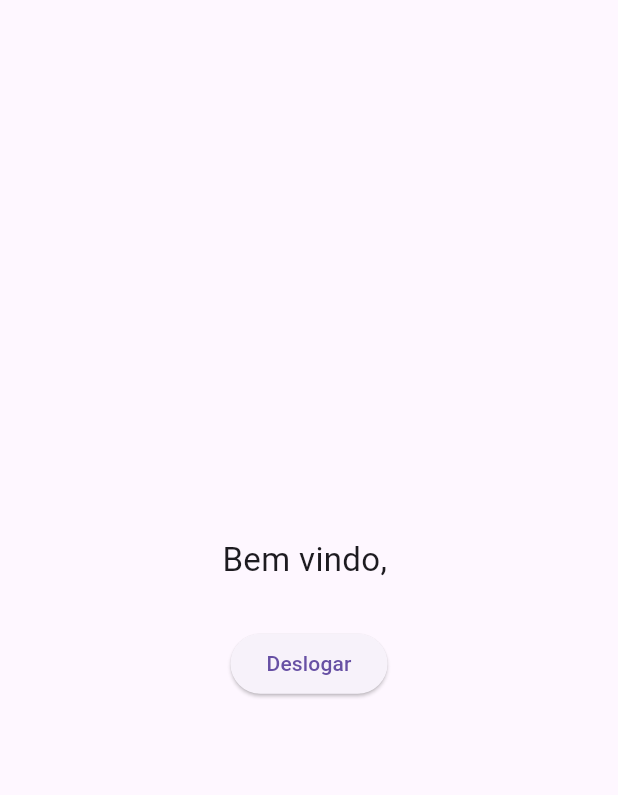
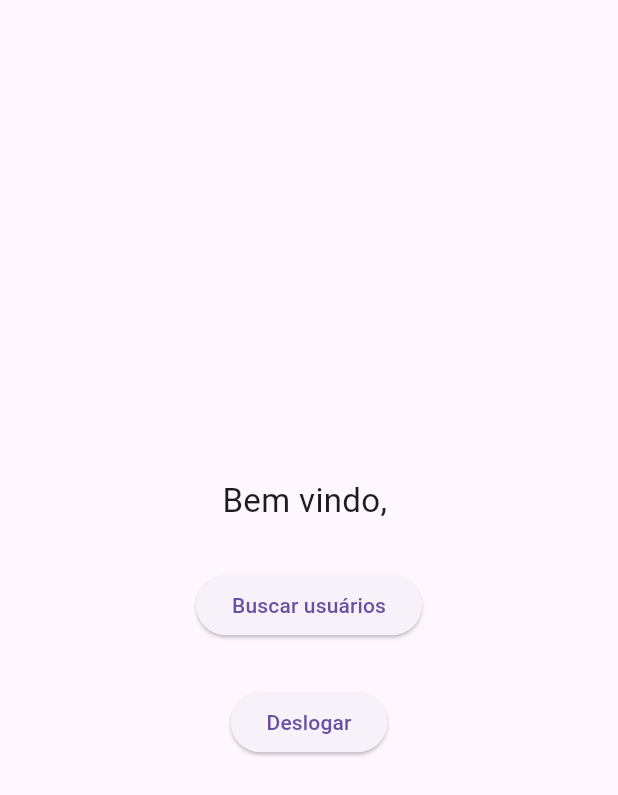
Before and after one commit to rmvnew/thunnar2-flutter, a Flutter app: the HomePage screen opened directly, on a phone screen of 412 x 824 dp. Shown: the top 795 px of the screen. Run offline on Flutter 3.47's test engine with Material 3 defaults, Android fonts, the phone set to English and light mode, and no system bars; our stand-ins replace shared_preferences; accounts and stored records are empty.

Commit message:
feat: basic user search

```diff
--- a/lib/common/constants.dart
+++ b/lib/common/constants.dart
@@ -4,5 +4,6 @@ class ApiConstants{
 
   static const String baseUrl = 'http://192.168.0.121:3000/api/v1/';
   static const String login = 'auth/login';
+  static const String user = 'user';
 
 }
--- a/lib/views/home/home_page.dart
+++ b/lib/views/home/home_page.dart
@@ -3,10 +3,9 @@ import 'dart:convert';
 import 'package:flutter/material.dart';
 import 'package:shared_preferences/shared_preferences.dart';
 import 'package:thunnar_app/views/login/login_page.dart';
-
+import 'package:thunnar_app/views/user/user.dart';
 
 class HomePage extends StatefulWidget {
-
   const HomePage({super.key});
 
   @override
@@ -14,16 +13,15 @@ class HomePage extends StatefulWidget {
 }
 
 class _HomePageState extends State<HomePage> {
-
   String userName = '';
 
   @override
-  void initState(){
+  void initState() {
     super.initState();
     _loadUserName();
   }
 
- Future<void> _loadUserName() async {
+  Future<void> _loadUserName() async {
     SharedPreferences prefs = await SharedPreferences.getInstance();
     var body = prefs.getString('body_login');
     var name = json.decode(body.toString())['name'];
@@ -35,43 +33,49 @@ class _HomePageState extends State<HomePage> {
   @override
   Widget build(BuildContext context) {
     return Scaffold(
-
       body: Center(
-        child: SingleChildScrollView(
-          child: Column(
-            mainAxisAlignment: MainAxisAlignment.center,
-            children: [
-              Text('Bem vindo, $userName',
-              style: const TextStyle(fontSize: 22),),
-            const SizedBox(height: 30,),
-            ElevatedButton(onPressed: (){
-              logout();
-            }, child: const Text('Deslogar'))
-          ]),
-        )
-        ),
-
+          child: SingleChildScrollView(
+        child: Column(mainAxisAlignment: MainAxisAlignment.center, children: [
+          Text(
+            'Bem vindo, $userName',
+            style: const TextStyle(fontSize: 22),
+          ),
+          const SizedBox(
+            height: 30,
+          ),
+          ElevatedButton(
+              onPressed: () {
+                users();
+              },
+              child: const Text('Buscar usuários')),
+          const SizedBox(
+            height: 30,
+          ),
+          ElevatedButton(
+              onPressed: () {
+                logout();
+              },
+              child: const Text('Deslogar'))
+        ]),
+      )),
     );
   }
 
+  Future<void> users() async {
+    if (!mounted) return;
 
-  Future<void> logout()async {
+    Navigator.pushReplacement(
+        context, MaterialPageRoute(builder: (context) => UserSearchScreen()));
+  }
 
-
+  Future<void> logout() async {
     SharedPreferences sharedPreferences = await SharedPreferences.getInstance();
 
     await sharedPreferences.remove('token');
 
-    if(!mounted) return;
+    if (!mounted) return;
 
     Navigator.pushReplacement(
-        context,
-        MaterialPageRoute(
-          builder: (context) => const LoginPage()
-          )
-        );
-
-
+        context, MaterialPageRoute(builder: (context) => const LoginPage()));
   }
-
 }
```
Also changed, not shown: lib/services/api_service.dart (added, +26 -0 lines), lib/views/user/user.dart (added, +80 -0 lines).
